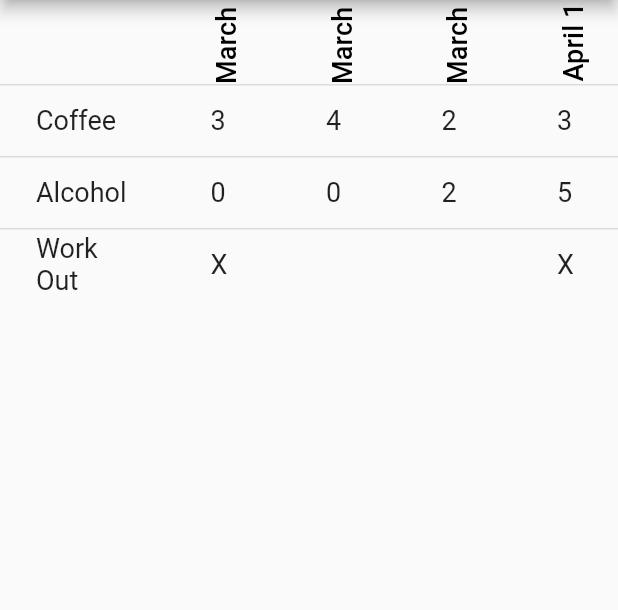
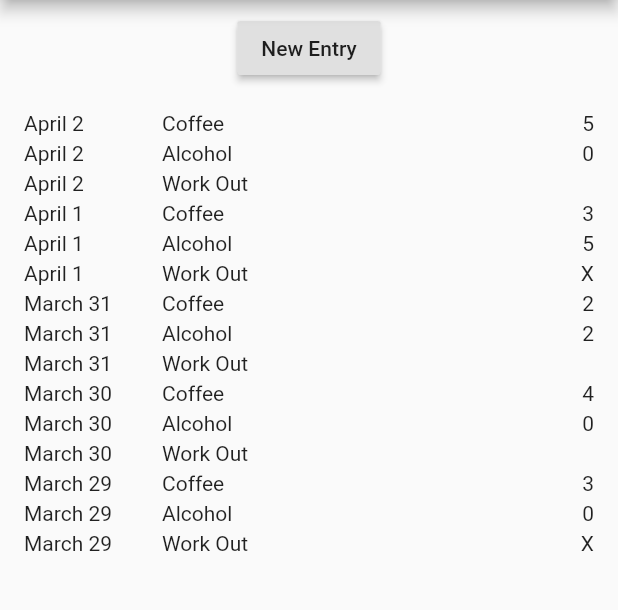
Before and after one commit to awhogue/bullet, a Flutter app: the screen it shows after launch, on a phone screen of 412 x 824 dp, the part 84-694 px from its top. Run offline on Flutter 3.47's test engine with Material 2 defaults, Android fonts, the phone set to English and light mode, and no system bars.

Commit message:
New homescreen with "New Entry" button and list of recent entries.

```diff
--- a/lib/main.dart
+++ b/lib/main.dart
@@ -4,8 +4,6 @@ import 'package:intl/intl.dart';
 import 'model/model.dart';
 
 void main() => runApp(new MyApp());
-
-final _biggerFont = const TextStyle(fontSize: 18.0);
 
 class MyApp extends StatelessWidget {
   @override
@@ -15,59 +13,28 @@ class MyApp extends StatelessWidget {
       theme: new ThemeData(
         primaryColor: Colors.white,
       ),
-      home: new BulletTable(),
+      home: new BulletHome(),
     );
   }
 }
 
-class BulletTable extends StatefulWidget {
+class BulletHome extends StatefulWidget {
   @override
-  State<StatefulWidget> createState() => new BulletTableState();
+  State<StatefulWidget> createState() => new BulletHomeState();
 }
 
-class BulletTableState extends State<BulletTable> {
+class BulletHomeState extends State<BulletHome> {
   List<BulletRow> _rows;
-  // Unique set of dates we know about (for the column headers).
-  List<DateTime> _dates;
+  List<BulletEntry> _recentEntries;
 
   final _formatter = new DateFormat(DateFormat.MONTH_DAY);
 
-  BulletTableState() {
+  BulletHomeState() {
     _rows = BulletModelUtils.generateFakeRows();
-    _dates = _rows.map(
-      (r) => r.entries.map(
-        (e) => e.dateTime
-      )
-    ).expand((d) => d).toSet().toList();
-    _dates.sort();
-    print('dates.length: ' + _dates.length.toString());
-  }
-
-  Widget _buildTable() {
-    return new DataTable(
-      columns: _buildHeaderColumns(),
-      rows: _rows.map((r) => _buildRow(r)).toList(),
-    );
-  }
-
-  List<DataColumn> _buildHeaderColumns() {
-    return
-      [new DataColumn(label: new Text(''))]
-        ..addAll(_dates.map((d) => new DataColumn(
-          label: new RotatedBox(
-            quarterTurns: 3,
-            child: new Text(_formatter.format(d), style: _biggerFont),
-          )
-        )
-      ).toList());
-  }
-
-  DataRow _buildRow(BulletRow row) {
-    return new DataRow(
-      cells: [new DataCell(new Text(row.name, style: _biggerFont))]
-        ..addAll(row.entries.map((e) =>
-          new DataCell(new Text(e.value, style: _biggerFont))).toList()),
-    );
+    _recentEntries = _rows.map(
+      (r) => r.entries
+    ).expand((e) => e).toSet().toList();
+    _recentEntries.sort((a, b) => b.dateTime.compareTo(a.dateTime));
   }
 
   @override
@@ -76,7 +43,55 @@ class BulletTableState extends State<BulletTable> {
       appBar: new AppBar(
         title: new Text('Bullet Journal'),
       ),
-      body: _buildTable(),
+      body: new Column(
+        crossAxisAlignment: CrossAxisAlignment.start,
+        children: [
+          Container(
+            padding: EdgeInsets.all(8.0),
+            child: Center(
+              child: RaisedButton(
+                onPressed: _pushNewEntry,
+                child: Text('New Entry'),
+              ),
+            ),
+          ),
+          Expanded(
+            child: ListView.builder(
+              padding: EdgeInsets.all(8.0),
+              itemCount: _recentEntries.length,
+              itemBuilder: (context, ii) {
+                return _buildRecentEntryRow(_recentEntries[ii]);
+              }
+            )
+          ),
+        ]
+      )
     );
   }
+
+  Widget _buildRecentEntryRow(BulletEntry entry) {
+    return Container(
+      padding: EdgeInsets.symmetric(vertical: 2.0),
+      child: Row(
+        children: [
+          Container(
+            child: Text(_formatter.format(entry.dateTime)),
+            padding: EdgeInsets.symmetric(horizontal: 8.0),
+            width: 100.0,
+          ),
+          Expanded(
+            child: Text(entry.rowName())
+          ),
+          Container(
+            child: Text(entry.value),
+            padding: EdgeInsets.symmetric(horizontal: 8.0)
+          ),
+        ],
+      ),
+    );
+  }
+
+  void _pushNewEntry() {
+
+  }
 }
--- a/lib/model/model.dart
+++ b/lib/model/model.dart
@@ -15,7 +15,17 @@ class BulletEntry {
   final String value;
   final DateTime dateTime;
   final String comment;
+   // May be null
+   // TODO(ahogue): find a better way to point to the Row?
+  BulletRow row;
+
   BulletEntry([this.value, this.dateTime, this.comment = ""]);
+
+  String rowName() {
+    // ? short circuits to null if row is null.
+    // ?? returns left-hand side if non-null, right-hand side otherwise.
+    return this.row?.name ?? '';
+  }
 }
 
 class BulletModelUtils {
@@ -29,7 +39,7 @@ class BulletModelUtils {
         new DateTime(2018, 4, 2),
       ];
 
-    return [
+    List<BulletRow> rows = [
       new BulletRow('Coffee',
         [
           new BulletEntry('3', d[0]),
@@ -57,6 +67,14 @@ class BulletModelUtils {
           new BulletEntry('', d[4]),
         ]
       ),
-    ];
+    ]; // List rows
+
+    for (var row in rows) {
+      for (var entry in row.entries) {
+        entry.row = row;
+      }
+    }
+
+    return rows;
   }
 } // class BulletModelUtils
```
Also changed, not shown: pubspec.lock.
